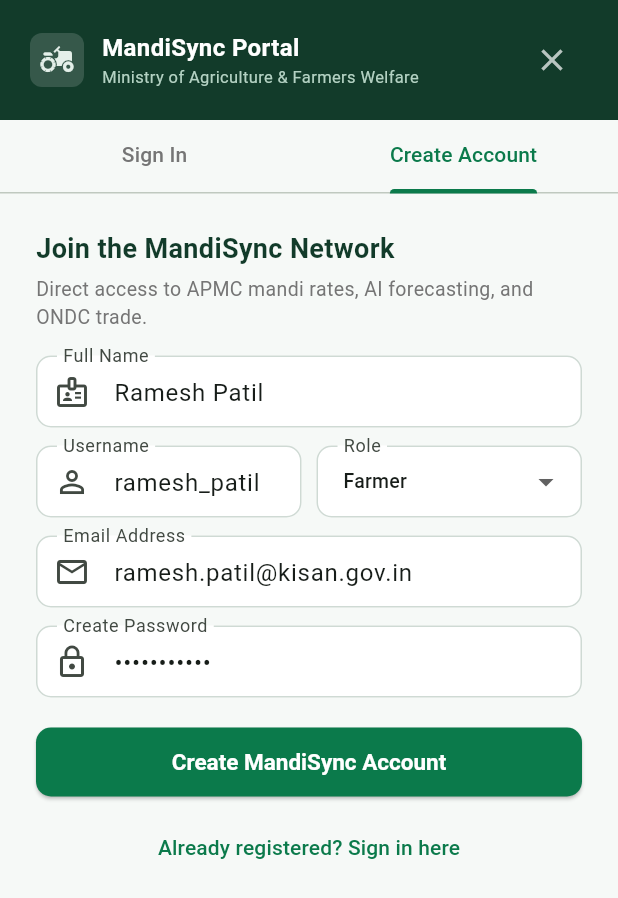
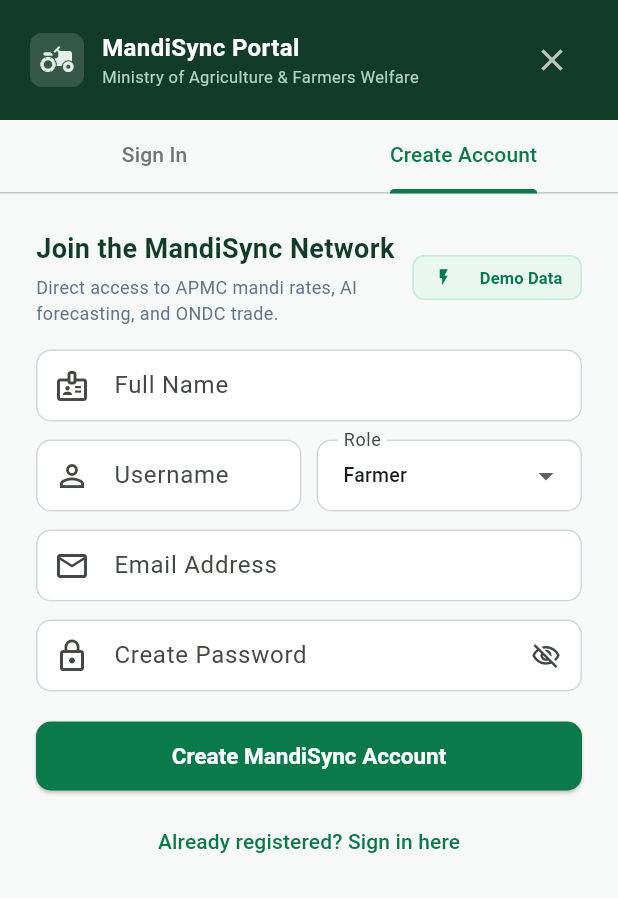
Before and after one commit to sudowin10/MandiSync, a Flutter app: the AuthModal widget shown alone on an empty page, opened directly, tab 2 chosen, on a phone screen of 412 x 824 dp. Shown: the top 898 px of the screen. Run offline on Flutter 3.47's test engine with Material 3 defaults, Android fonts, the light colour scheme and no system bars; our stand-ins replace flutter_map, latlong2, shared_preferences; accounts and stored records are empty; network calls fail; Roboto replaces fonts that are missing (Segoe UI).

Commit message:
feat(auth): remove hardcoded credentials, add quick demo prefill chips

```diff
--- a/MandiSync Frontend/lib/screens/auth/auth_modal.dart
+++ b/MandiSync Frontend/lib/screens/auth/auth_modal.dart
@@ -33,16 +33,18 @@
   final ApiService _api = ApiService();
 
   // Login Controllers
-  final _loginUsernameCtrl = TextEditingController(text: "farmer_user");
-  final _loginPasswordCtrl = TextEditingController(text: "password123");
+  final _loginUsernameCtrl = TextEditingController();
+  final _loginPasswordCtrl = TextEditingController();
+  bool _loginObscure = true;
   bool _isLoggingIn = false;
   String? _loginError;
 
   // Register Controllers
-  final _regNameCtrl = TextEditingController(text: "Ramesh Patil");
-  final _regUsernameCtrl = TextEditingController(text: "ramesh_patil");
-  final _regEmailCtrl = TextEditingController(text: "ramesh.patil@kisan.gov.in");
-  final _regPasswordCtrl = TextEditingController(text: "password123");
+  final _regNameCtrl = TextEditingController();
+  final _regUsernameCtrl = TextEditingController();
+  final _regEmailCtrl = TextEditingController();
+  final _regPasswordCtrl = TextEditingController();
+  bool _regObscure = true;
   String _selectedRole = "Farmer";
   bool _isRegistering = false;
   String? _regError;
@@ -74,7 +76,7 @@
     final password = _loginPasswordCtrl.text.trim();
 
     if (username.isEmpty || password.isEmpty) {
-      setState(() => _loginError = "Username and password are required.");
+      setState(() => _loginError = "Please enter both username and password.");
       return;
     }
 
@@ -243,6 +245,7 @@
           controller: _loginUsernameCtrl,
           decoration: const InputDecoration(
             labelText: "Username",
+            hintText: "Enter your username",
             prefixIcon: Icon(Icons.person_outline),
           ),
         ),
@@ -250,24 +253,59 @@
 
         TextField(
           controller: _loginPasswordCtrl,
-          obscureText: true,
-          decoration: const InputDecoration(
+          obscureText: _loginObscure,
+          decoration: InputDecoration(
             labelText: "Password",
-            prefixIcon: Icon(Icons.lock_outline),
+            hintText: "Enter your password",
+            prefixIcon: const Icon(Icons.lock_outline),
+            suffixIcon: IconButton(
+              icon: Icon(_loginObscure ? Icons.visibility_off_outlined : Icons.visibility_outlined, size: 20),
+              onPressed: () => setState(() => _loginObscure = !_loginObscure),
             ),
           ),
-        const SizedBox(height: 8),
+        ),
+        const SizedBox(height: 14),
 
-        Container(
-          padding: const EdgeInsets.symmetric(horizontal: 10, vertical: 6),
-          decoration: BoxDecoration(
-            color: const Color(0xFFEAF7F0),
-            borderRadius: BorderRadius.circular(6),
+        // Quick Demo Prefill Options
+        Row(
+          children: [
+            const Text(
+              "Demo Quick-Fill:",
+              style: TextStyle(fontSize: 12, color: Color(0xFF64748B), fontWeight: FontWeight.w500),
             ),
-          child: const Text(
-            "💡 Demo Tip: Pre-filled credentials (farmer_user / password123) are ready to use.",
-            style: TextStyle(color: Color(0xFF075B38), fontSize: 11),
+            const SizedBox(width: 8),
+            ActionChip(
+              avatar: const Icon(Icons.agriculture, size: 14, color: Color(0xFF0B7A4B)),
+              label: const Text("Farmer", style: TextStyle(fontSize: 11, fontWeight: FontWeight.bold, color: Color(0xFF0B7A4B))),
+              backgroundColor: const Color(0xFFEAF7F0),
+              side: const BorderSide(color: Color(0xFFC7EBD7)),
+              padding: const EdgeInsets.symmetric(horizontal: 4),
+              visualDensity: VisualDensity.compact,
+              onPressed: () {
+                setState(() {
+                  _loginUsernameCtrl.text = "farmer_user";
+                  _loginPasswordCtrl.text = "password123";
+                  _loginError = null;
+                });
+              },
             ),
+            const SizedBox(width: 6),
+            ActionChip(
+              avatar: const Icon(Icons.storefront_outlined, size: 14, color: Color(0xFF0284C7)),
+              label: const Text("Buyer", style: TextStyle(fontSize: 11, fontWeight: FontWeight.bold, color: Color(0xFF0284C7))),
+              backgroundColor: const Color(0xFFF0F9FF),
+              side: const BorderSide(color: Color(0xFFBAE6FD)),
+              padding: const EdgeInsets.symmetric(horizontal: 4),
+              visualDensity: VisualDensity.compact,
+              onPressed: () {
+                setState(() {
+                  _loginUsernameCtrl.text = "buyer_user";
+                  _loginPasswordCtrl.text = "password123";
+                  _loginError = null;
+                });
+              },
+            ),
+          ],
         ),
 
         const SizedBox(height: 20),
@@ -302,14 +340,44 @@
     return Column(
       crossAxisAlignment: CrossAxisAlignment.start,
       children: [
-        const Text(
+        Row(
+          mainAxisAlignment: MainAxisAlignment.spaceBetween,
+          children: [
+            const Expanded(
+              child: Column(
+                crossAxisAlignment: CrossAxisAlignment.start,
+                children: [
+                  Text(
                     "Join the MandiSync Network",
                     style: TextStyle(fontSize: 18, fontWeight: FontWeight.bold, color: Color(0xFF123B2A)),
                   ),
-        const SizedBox(height: 4),
+                  SizedBox(height: 4),
                   Text(
                     "Direct access to APMC mandi rates, AI forecasting, and ONDC trade.",
-          style: TextStyle(color: Colors.grey[600], fontSize: 13),
+                    style: TextStyle(color: Color(0xFF64748B), fontSize: 12),
+                  ),
+                ],
+              ),
+            ),
+            ActionChip(
+              avatar: const Icon(Icons.flash_on, size: 13, color: Color(0xFF0B7A4B)),
+              label: const Text("Demo Data", style: TextStyle(fontSize: 11, fontWeight: FontWeight.bold, color: Color(0xFF0B7A4B))),
+              backgroundColor: const Color(0xFFEAF7F0),
+              side: const BorderSide(color: Color(0xFFC7EBD7)),
+              padding: const EdgeInsets.symmetric(horizontal: 4),
+              visualDensity: VisualDensity.compact,
+              onPressed: () {
+                setState(() {
+                  _regNameCtrl.text = "Ramesh Patil";
+                  _regUsernameCtrl.text = "ramesh_patil";
+                  _regEmailCtrl.text = "ramesh.patil@kisan.gov.in";
+                  _regPasswordCtrl.text = "password123";
+                  _selectedRole = "Farmer";
+                  _regError = null;
+                });
+              },
+            ),
+          ],
         ),
         const SizedBox(height: 16),
 
@@ -330,7 +398,11 @@
 
         TextField(
           controller: _regNameCtrl,
-          decoration: const InputDecoration(labelText: "Full Name", prefixIcon: Icon(Icons.badge_outlined)),
+          decoration: const InputDecoration(
+            labelText: "Full Name",
+            hintText: "e.g. Ramesh Patil",
+            prefixIcon: Icon(Icons.badge_outlined),
+          ),
         ),
         const SizedBox(height: 12),
 
@@ -339,7 +411,11 @@
             Expanded(
               child: TextField(
                 controller: _regUsernameCtrl,
-                decoration: const InputDecoration(labelText: "Username", prefixIcon: Icon(Icons.person_outline)),
+                decoration: const InputDecoration(
+                  labelText: "Username",
+                  hintText: "e.g. ramesh_patil",
+                  prefixIcon: Icon(Icons.person_outline),
+                ),
               ),
             ),
             const SizedBox(width: 10),
@@ -359,14 +435,26 @@
 
         TextField(
           controller: _regEmailCtrl,
-          decoration: const InputDecoration(labelText: "Email Address", prefixIcon: Icon(Icons.email_outlined)),
+          decoration: const InputDecoration(
+            labelText: "Email Address",
+            hintText: "e.g. ramesh@kisan.gov.in",
+            prefixIcon: Icon(Icons.email_outlined),
+          ),
         ),
         const SizedBox(height: 12),
 
         TextField(
           controller: _regPasswordCtrl,
-          obscureText: true,
-          decoration: const InputDecoration(labelText: "Create Password", prefixIcon: Icon(Icons.lock_outline)),
+          obscureText: _regObscure,
+          decoration: InputDecoration(
+            labelText: "Create Password",
+            hintText: "Enter a secure password",
+            prefixIcon: const Icon(Icons.lock_outline),
+            suffixIcon: IconButton(
+              icon: Icon(_regObscure ? Icons.visibility_off_outlined : Icons.visibility_outlined, size: 20),
+              onPressed: () => setState(() => _regObscure = !_regObscure),
+            ),
+          ),
         ),
         const SizedBox(height: 20),
 
```
Lines whose indentation alone changed are shown as unchanged.
